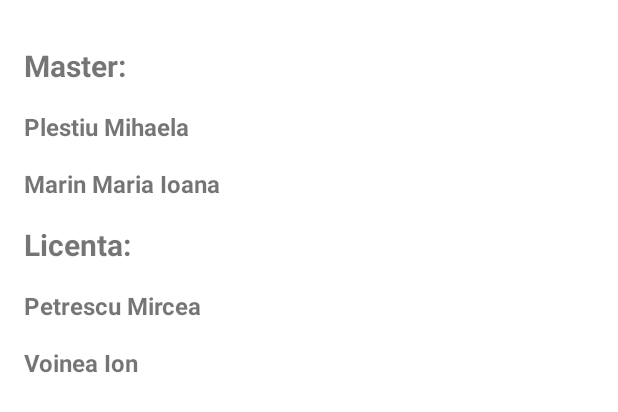
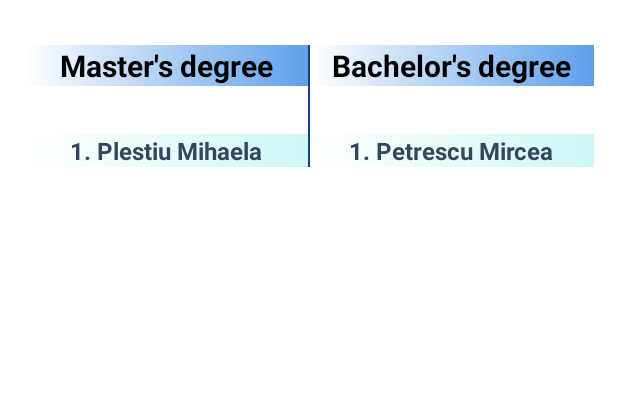
Before and after one commit to mikmiki27/gestiunea-cererilor, an Android app: the layout fragment_echipa.xml on its own in the app's theme, with its tools: preview values and no code run, on a phone screen of 412 x 824 dp. Shown: the top 412 px of the screen. Run offline under Robolectric (Android 15) with nearby library versions, the light colour scheme and no system bars; network calls fail.

Commit message:
am terminat cererile pt profesor. mai ramane de facut ecranul cu echipele.

```diff
--- a/app/src/main/java/com/example/gestiuneacererilor/ui/cereri/CereriPresenter.kt
+++ b/app/src/main/java/com/example/gestiuneacererilor/ui/cereri/CereriPresenter.kt
@@ -84,6 +84,7 @@ class CereriPresenter(
                     view?.showPlaceholderForNetwork()
                 })
         )
+
         subscription.add(
             cerereManager.getAllCerere()
                 .subscribeOn(Schedulers.io())
@@ -208,11 +209,11 @@ class CereriPresenter(
         if (cerereSelectata.tip_cerere == Constants.TipCerere.LICENTA.name) {
             profesorUpdate.nr_studenti_echipa_licenta =
                 (getProfesorLicentaEchipa(context).toInt() + 1).toString()
-            profesorUpdate.studenti_licenta_acceptati = profesorUpdate.studenti_licenta_acceptati + student.prenume + " " + student.nume + ", "
+            profesorUpdate.studenti_licenta_acceptati = profesorUpdate.studenti_licenta_acceptati + cerereSelectata.student_solicitant + ", "
         } else if (cerereSelectata.tip_cerere == Constants.TipCerere.DISERTATIE.name) {
             profesorUpdate.nr_studenti_echipa_disertatie =
                 (getProfesorMasterEchipa(context).toInt() + 1).toString()
-            profesorUpdate.studenti_disertatie_acceptati = profesorUpdate.studenti_disertatie_acceptati + student.prenume + " " + student.nume + ", "
+            profesorUpdate.studenti_disertatie_acceptati = profesorUpdate.studenti_disertatie_acceptati + cerereSelectata.student_solicitant + ", "
         }
         subscription.add(
             profesorManager.updateProfesorById(
--- a/app/src/main/java/com/example/gestiuneacererilor/ui/profile/ProfileFragment.kt
+++ b/app/src/main/java/com/example/gestiuneacererilor/ui/profile/ProfileFragment.kt
@@ -262,7 +262,7 @@ class ProfileFragment : BaseFragment<ProfileMvp.Presenter>(), View.OnClickListen
         profile_ciclu.visibility = View.GONE
         ciclu_profil.visibility = View.GONE
         ciclu_text.visibility = View.GONE
-        profile_an.visibility = View.GONE
+        echipa_student_master.visibility = View.GONE
         an_profil.visibility = View.GONE
         an_text.visibility = View.GONE
     }
--- /dev/null
+++ b/app/src/main/res/drawable/grey_gradient_reverse.xml
@@ -0,0 +1,7 @@
+<shape xmlns:android="http://schemas.android.com/apk/res/android"
+    android:shape="rectangle">
+    <gradient
+        android:startColor="#fff"
+        android:endColor="#cdf7f7" />
+
+</shape>
--- /dev/null
+++ b/app/src/main/res/drawable/grey_reverse_darker.xml
@@ -0,0 +1,7 @@
+<shape xmlns:android="http://schemas.android.com/apk/res/android"
+    android:shape="rectangle">
+    <gradient
+        android:startColor="#fff"
+        android:endColor="#5ea0eb" />
+
+</shape>
--- a/app/src/main/res/layout/fragment_echipa.xml
+++ b/app/src/main/res/layout/fragment_echipa.xml
@@ -3,80 +3,69 @@
     xmlns:app="http://schemas.android.com/apk/res-auto"
     xmlns:tools="http://schemas.android.com/tools"
     android:layout_width="match_parent"
+    android:id="@+id/parent"
     android:layout_height="match_parent"
     tools:context=".ui.echipa.EchipaFragment">
 
     <TextView
         android:id="@+id/profile_display_name"
-        android:layout_width="wrap_content"
+        android:layout_width="0dp"
         android:layout_height="wrap_content"
         android:layout_marginTop="30dp"
-        android:text="Master: "
+        android:background="@drawable/grey_reverse_darker"
+        android:text="@string/disertatie"
+        android:textAlignment="center"
+        android:textColor="@android:color/black"
         android:textSize="20sp"
         android:textStyle="bold"
-        app:layout_constraintStart_toEndOf="@id/guideline1"
+        app:layout_constraintEnd_toStartOf="@+id/profile_text6"
+        app:layout_constraintStart_toStartOf="@+id/guideline1"
         app:layout_constraintTop_toTopOf="parent" />
-
-    <TextView
-        android:id="@+id/profile_an"
-        android:layout_width="0dp"
-        android:layout_height="wrap_content"
-        android:layout_marginTop="16dp"
-        android:text="Plestiu Mihaela"
-        android:textSize="16sp"
-        android:textStyle="bold"
-        app:layout_constraintEnd_toEndOf="@id/guideline4"
-        app:layout_constraintStart_toEndOf="@id/guideline1"
-        app:layout_constraintTop_toBottomOf="@id/profile_display_name" />
-
-    <TextView
-        android:id="@+id/profile_text5"
-        android:layout_width="0dp"
-        android:layout_height="wrap_content"
-        android:layout_marginTop="16dp"
-        android:text="Marin Maria Ioana"
-        android:textSize="16sp"
-        android:textStyle="bold"
-        app:layout_constraintEnd_toEndOf="@id/guideline4"
-        app:layout_constraintStart_toEndOf="@id/guideline1"
-        app:layout_constraintTop_toBottomOf="@id/profile_an" />
-
 
     <TextView
         android:id="@+id/profile_text6"
         android:layout_width="0dp"
         android:layout_height="wrap_content"
-        android:layout_marginTop="16dp"
-        android:text="Licenta: "
+        android:layout_marginTop="30dp"
+        android:background="@drawable/grey_reverse_darker"
+        android:text="@string/licenta"
+        android:textAlignment="center"
+        android:textColor="@color/colorBlack"
         android:textSize="20sp"
         android:textStyle="bold"
-        app:layout_constraintEnd_toEndOf="@id/guideline4"
-        app:layout_constraintStart_toEndOf="@id/guideline1"
-        app:layout_constraintTop_toBottomOf="@id/profile_text5" />
+        app:layout_constraintEnd_toStartOf="@+id/guideline4"
+        app:layout_constraintStart_toEndOf="@+id/profile_display_name"
+        app:layout_constraintTop_toTopOf="parent" />
 
     <TextView
-        android:id="@+id/profile_text7"
+        android:id="@+id/echipa_student_master"
         android:layout_width="0dp"
         android:layout_height="wrap_content"
-        android:layout_marginTop="16dp"
-        android:text="Petrescu Mircea"
+        android:layout_marginTop="32dp"
+        android:background="@drawable/grey_gradient_reverse"
+        android:textAlignment="center"
+        android:textColor="#33465c"
         android:textSize="16sp"
         android:textStyle="bold"
-        app:layout_constraintEnd_toEndOf="@id/guideline4"
-        app:layout_constraintStart_toEndOf="@id/guideline1"
-        app:layout_constraintTop_toBottomOf="@id/profile_text6" />
+        app:layout_constraintEnd_toStartOf="@+id/echipa_student_licenta"
+        app:layout_constraintStart_toStartOf="@+id/guideline1"
+        app:layout_constraintTop_toBottomOf="@id/profile_display_name"
+        tools:text="1. Plestiu Mihaela" />
 
     <TextView
-        android:id="@+id/profile_text8"
+        android:id="@+id/echipa_student_licenta"
         android:layout_width="0dp"
         android:layout_height="wrap_content"
-        android:layout_marginTop="16dp"
-        android:text="Voinea Ion"
+        android:layout_marginTop="32dp"
+        android:background="@drawable/grey_gradient_reverse"
+        android:textAlignment="center"
+        android:textColor="#33465c"
         android:textSize="16sp"
         android:textStyle="bold"
-        app:layout_constraintEnd_toEndOf="@id/guideline4"
-        app:layout_constraintStart_toEndOf="@id/guideline1"
-        app:layout_constraintTop_toBottomOf="@id/profile_text7" />
+        app:layout_constraintEnd_toStartOf="@+id/guideline4"
+        app:layout_constraintStart_toEndOf="@+id/echipa_student_master"
+        app:layout_constraintTop_toBottomOf="@id/profile_text6"
+        tools:text="1. Petrescu Mircea" />
 
     <androidx.constraintlayout.widget.Guideline
         android:id="@+id/guideline1"
@@ -92,4 +81,14 @@
         android:orientation="vertical"
         app:layout_constraintGuide_end="16dp" />
 
+    <View
+        android:id="@+id/view2"
+        android:layout_width="1dp"
+        android:layout_height="0dp"
+        android:background="#0e4380"
+        app:layout_constraintBottom_toBottomOf="@+id/echipa_student_licenta"
+        app:layout_constraintEnd_toStartOf="@+id/guideline4"
+        app:layout_constraintStart_toStartOf="@+id/guideline1"
+        app:layout_constraintTop_toTopOf="@+id/profile_display_name" />
+
 </androidx.constraintlayout.widget.ConstraintLayout>
--- a/app/src/main/res/layout/fragment_profile.xml
+++ b/app/src/main/res/layout/fragment_profile.xml
@@ -47,7 +47,7 @@
         </com.google.android.material.textfield.TextInputLayout>
 
         <TextView
-            android:id="@+id/profile_an"
+            android:id="@+id/echipa_student_master"
             android:layout_width="0dp"
             android:layout_height="wrap_content"
             android:layout_marginTop="16dp"
@@ -66,7 +66,7 @@
             app:errorTextColor="@color/error_color"
             app:layout_constraintEnd_toEndOf="@id/guideline4"
             app:layout_constraintStart_toStartOf="@id/guideline1"
-            app:layout_constraintTop_toBottomOf="@+id/profile_an">
+            app:layout_constraintTop_toBottomOf="@+id/echipa_student_master">
 
             <com.google.android.material.textfield.TextInputEditText
                 android:id="@+id/an_text"
```
Also changed, not shown: app/src/main/java/com/example/gestiuneacererilor/ui/cereri/CereriFragment.kt (+45 -33 lines), app/src/main/java/com/example/gestiuneacererilor/ui/echipa/EchipaFragment.kt (+28 -2 lines), app/src/main/java/com/example/gestiuneacererilor/ui/echipa/EchipaMvp.kt (added, +15 -0 lines), app/src/main/java/com/example/gestiuneacererilor/ui/echipa/EchipaPresenter.kt (added, +35 -0 lines), app/src/main/res/layout/field.xml (added, +12 -0 lines), app/src/main/res/layout/fragment_cereri.xml (+14 -0 lines).
